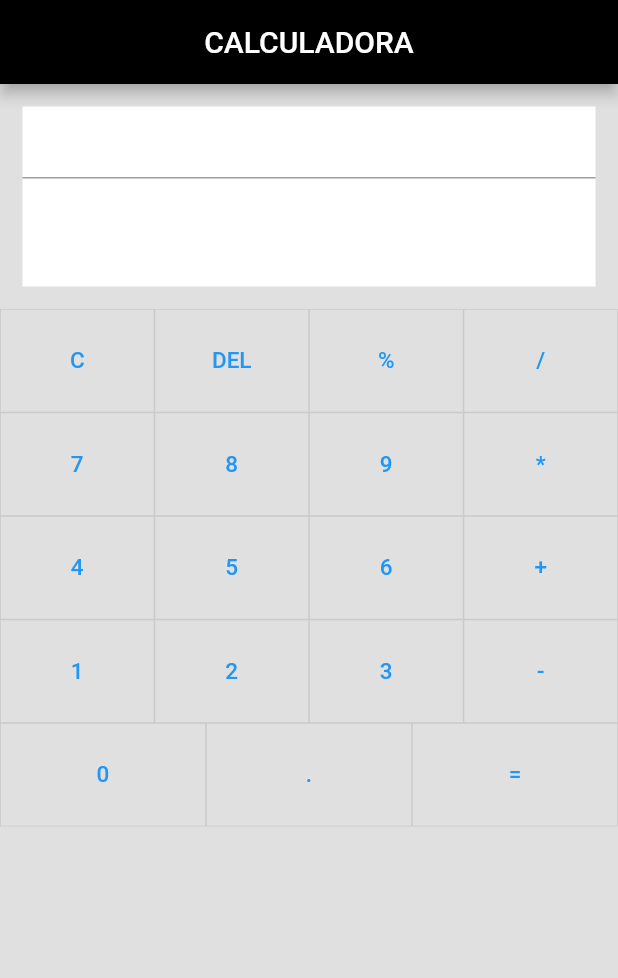
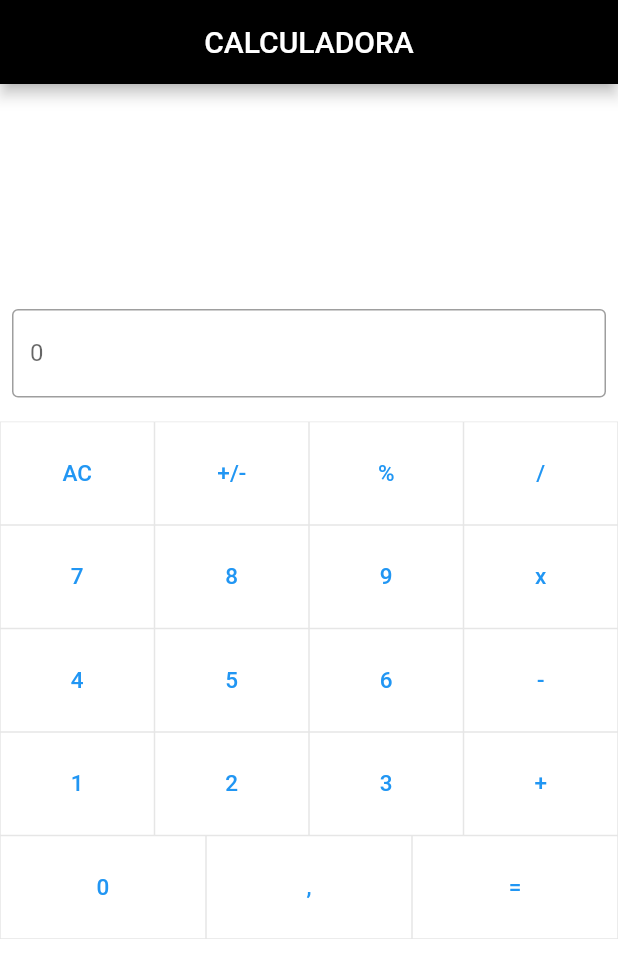
Before and after one commit to matheus-frota/flutter_calculator, a Flutter app: the screen it shows after launch, on a phone screen of 412 x 824 dp. Shown: the top 978 px of the screen. Run offline on Flutter 3.47's test engine with Material 2 defaults, Android fonts, the phone set to English and light mode, and no system bars.

Commit message:
Formatando estrutura de código

```diff
--- a/lib/main.dart
+++ b/lib/main.dart
@@ -1,30 +1,39 @@
 import 'package:flutter/material.dart';
 
-//TODO - 4: Crie um novo Container, que receberá um column, que por sua vez receberá vários rows,
-// que por sua vez receberão vários raisedbuttons para criar os botões da nossa calculadora. A
-// calculadora deve ficar com o visual similar ao da imagem apresentada em:
-// https://drive.google.com/file/d/1fuKl3cdlr1J-PsLLmKtStvgeHiaeahO6/view?usp=sharing.
-// Dicas: pesquisem no flutter.dev pelas classes/widgets: 'Expanded' e 'RaisedButton';
-// As cores podem ser diferentes para os botões, fica a seu critério, porém, a estrutura
-// dos botões deve ser a mesma apresentada na imagem.
+void main(){
+  runApp(MyApp());
+}
 
-void main() {
-  runApp(MaterialApp(
-    home: Scaffold(
-      backgroundColor: Colors.black12,
+class MyApp extends StatelessWidget {
+  const MyApp({Key? key}) : super(key: key);
+
+  @override
+  Widget build(BuildContext context) {
+    return const MaterialApp(home: MyCalc());
+  }
+}
+
+class MyCalc extends StatelessWidget {
+  const MyCalc({Key? key}) : super(key: key);
+
+  @override
+  Widget build(BuildContext context) {
+    return Scaffold(
+      backgroundColor: Colors.white,
       appBar: AppBar(
         title: Center(child: Text('CALCULADORA')),
         backgroundColor: Colors.black,
       ),
       body: Column(
         children: [
-          Container(
-            color: Colors.white,
-            margin: EdgeInsets.all(15),
-            width: 400,
-            height: 120,
-            // child: Center(child: Text('Visor', style: TextStyle(fontSize: 50),)),
-            child: TextField(),
+          Padding(
+            padding: const EdgeInsets.fromLTRB(8, 150, 8, 16),
+            child: TextField(
+              decoration: InputDecoration(
+                border: OutlineInputBorder(),
+                labelText: '0',
+              ),
+            ),
           ),
           Container(
             child: Column(
@@ -43,12 +52,12 @@ void main() {
                             child: TextButton(
                               onPressed: () {},
                               child: Text(
-                                'C',
+                                'AC',
                                 style: TextStyle(
                                     fontSize: 15, fontWeight: FontWeight.w500),
                               ),
                               style: TextButton.styleFrom(
-                              padding: EdgeInsets.all(25)
+                                  padding: EdgeInsets.all(25)
                               ),
 
                             ))),
@@ -63,7 +72,7 @@ void main() {
                             child: TextButton(
                               onPressed: () {},
                               child: Text(
-                                'DEL',
+                                '+/-',
                                 style: TextStyle(
                                     fontSize:15, fontWeight: FontWeight.w500),
                               ),
@@ -188,7 +197,7 @@ void main() {
                             child: TextButton(
                               onPressed: () {},
                               child: Text(
-                                '*',
+                                'x',
                                 style: TextStyle(
                                     fontSize: 15, fontWeight: FontWeight.w500),
                               ),
@@ -273,7 +282,7 @@ void main() {
                             child: TextButton(
                               onPressed: () {},
                               child: Text(
-                                '+',
+                                '-',
                                 style: TextStyle(
                                     fontSize: 15, fontWeight: FontWeight.w500),
                               ),
@@ -358,7 +367,7 @@ void main() {
                             child: TextButton(
                               onPressed: () {},
                               child: Text(
-                                '-',
+                                '+',
                                 style: TextStyle(
                                     fontSize: 15, fontWeight: FontWeight.w500),
                               ),
@@ -403,7 +412,7 @@ void main() {
                             child: TextButton(
                               onPressed: () {},
                               child: Text(
-                                '.',
+                                ',',
                                 style: TextStyle(
                                     fontSize:15, fontWeight: FontWeight.w500),
                               ),
@@ -439,6 +448,6 @@ void main() {
           )
         ],
       ),
-    ),
-  ));
+    );
+  }
 }
```
